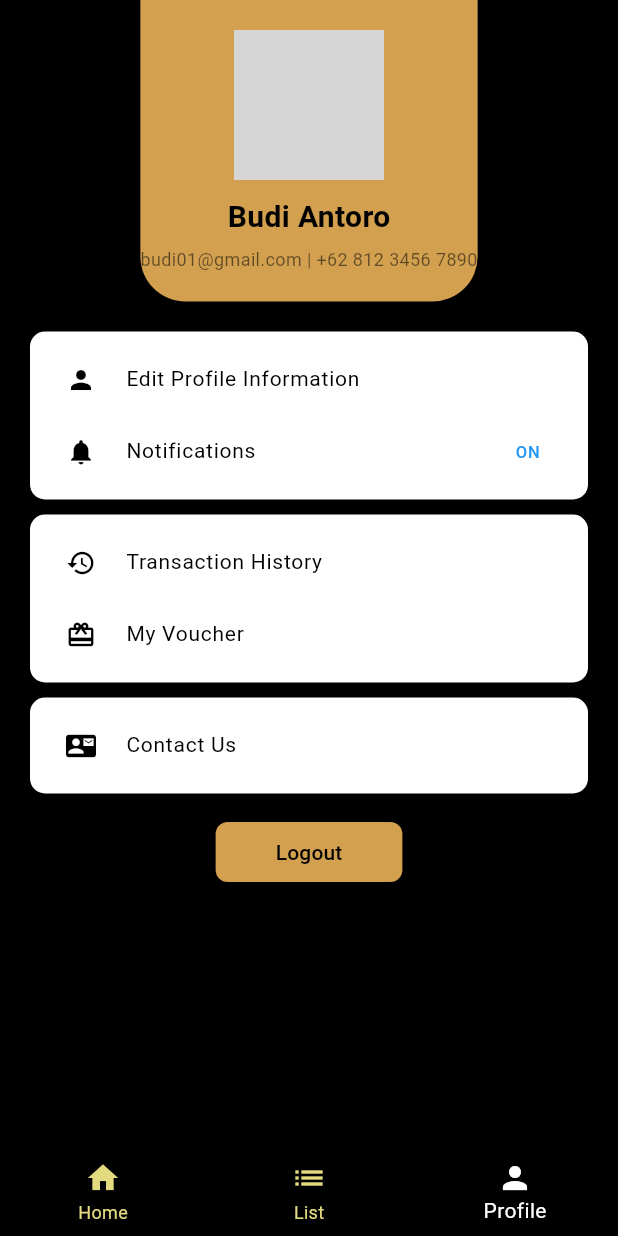
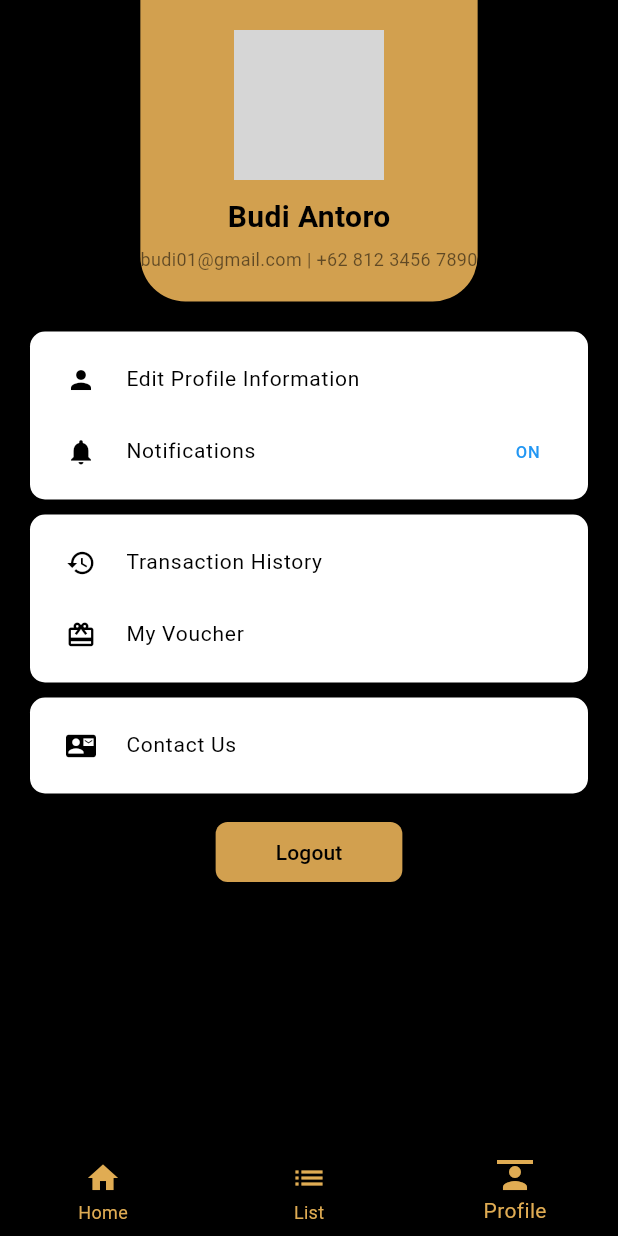
Before and after one commit to THERESIALAMROULI/5_A_Salon, a Flutter app: the HomeView screen opened directly, item 3 of the bottom bar chosen, on a phone screen of 412 x 824 dp. Run offline on Flutter 3.47's test engine with Material 3 defaults, Android fonts, the light colour scheme and no system bars; our stand-ins replace image_picker; network calls fail; grey boxes are pictures that could not be loaded.

Commit message:
feeling cute so fixing the view list and the navbar :>

```diff
--- a/lib/View/home.dart
+++ b/lib/View/home.dart
@@ -2,7 +2,6 @@ import 'package:flutter/material.dart';
 import 'package:tubesfix/View/home_view.dart';
 import 'package:tubesfix/View/view_list.dart';
 import 'package:tubesfix/View/profile.dart';
-
 
 class HomeView extends StatefulWidget {
   const HomeView({super.key});
@@ -14,41 +13,61 @@ class HomeView extends StatefulWidget {
 class _HomeViewState extends State<HomeView> {
   int _selectedIndex = 0;
 
-
-  void _onItemTapped(int index){
-
+  void _onItemTapped(int index) {
     setState(() {
       _selectedIndex = index;
     });
   }
 
-
   static const List<Widget> _widgetOptions = <Widget>[
     homeScreen(),
     ViewListScreen(),
     ProfileView(),
-
   ];
 
   @override
   Widget build(BuildContext context) {
     return Scaffold(
+      body: _widgetOptions.elementAt(_selectedIndex),
 
       bottomNavigationBar: BottomNavigationBar(
-      backgroundColor: Colors.black, // <-- This works for fixed
-      selectedItemColor: Colors.white,
-      unselectedItemColor: const Color.fromARGB(255, 228, 218, 128),
-        items: const [
-          BottomNavigationBarItem(icon: Icon(Icons.home,),label: 'Home'),
-          BottomNavigationBarItem(icon: Icon(Icons.list,),label: 'List'),
-          BottomNavigationBarItem(icon: Icon(Icons.person,),label: 'Profile'),
+        backgroundColor: Colors.black,
+        selectedItemColor: Color(0xFFE0AC53),
+        unselectedItemColor: const Color(0xFFE0AC53),
 
+        items: [
+          _buildNavBarItem(icon: Icons.home, label: 'Home', index: 0),
+          _buildNavBarItem(icon: Icons.list, label: 'List', index: 1),
+          _buildNavBarItem(icon: Icons.person, label: 'Profile', index: 2),
         ],
+
         currentIndex: _selectedIndex,
         onTap: _onItemTapped,
       ),
+    );
+  }
 
-      body: _widgetOptions.elementAt(_selectedIndex),
+  BottomNavigationBarItem _buildNavBarItem({
+    required IconData icon,
+    required String label,
+    required int index,
+  }) {
+    return BottomNavigationBarItem(
+      label: label,
+      icon: Stack(
+        alignment: Alignment.center,
+        children: [
+          Positioned(
+            top: 0,
+            child: Container(
+              width: 40,
+              height: 3,
+              color: _selectedIndex == index ? Color(0xFFE0AC53) : Colors.transparent,
+            ),
+          ),
+          Icon(icon),
+        ],
+      ),
     );
   }
 }
```
Also changed, not shown: lib/View/view_list.dart (+134 -38 lines), 1 other file.
